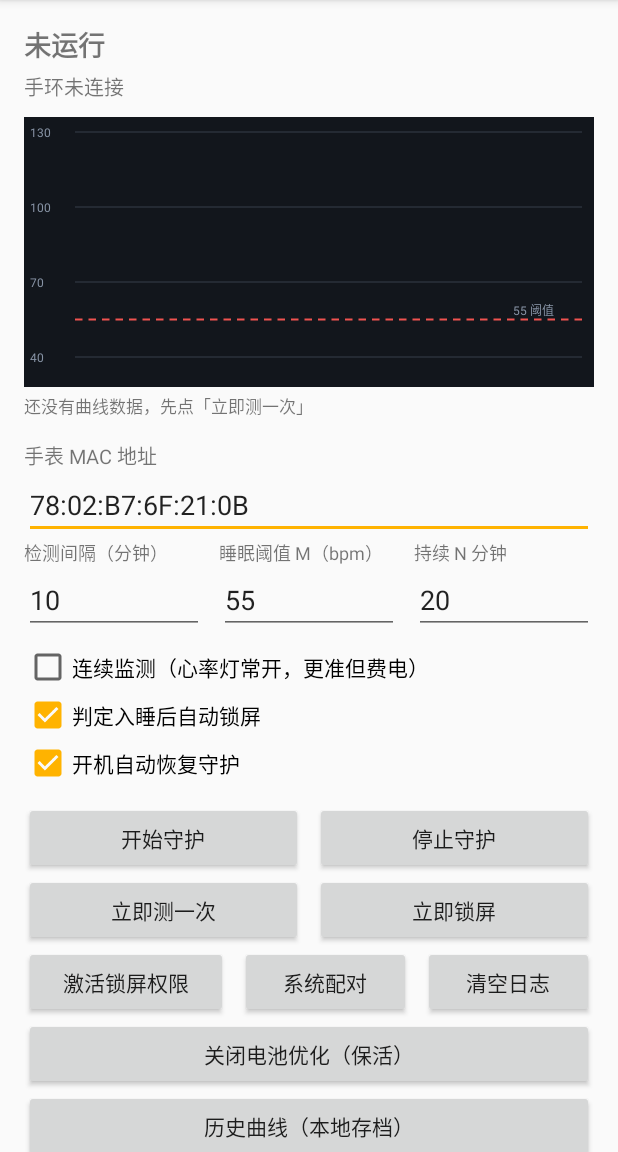
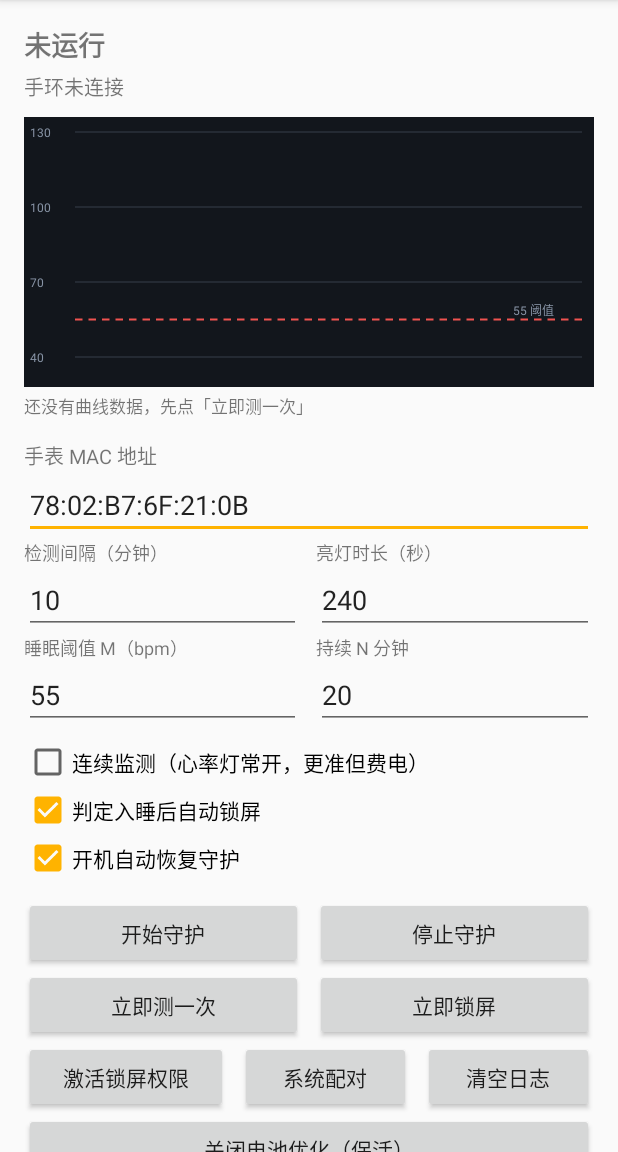
Before and after one commit to xflyyxfl/autoSleeper, an Android app: the screen it shows after launch (MainActivity), on a phone screen of 412 x 824 dp, the part 84-1236 px from its top. Run offline under Robolectric (Android 15) with nearby library versions, the phone set to English and light mode, and no system bars.

Commit message:
v1.8: 亮灯时长默认提高到 240 秒（固件要连续采样约 210 秒才落格）
按亮灯时长重排历史实验，规律很明确：
  2.3 / 2.4 / 2.5 / 2.7 分钟 -> 全部没写
  3.7 分钟 -> 写入成功
说明不是跨过结算点就行，而是有最小连续采样时长。

- monitorSec 默认 150 -> 240，下限 120，且不超过一个周期
- 新增界面输入框「亮灯时长（秒）」，用户可自行调整
- 陈旧数据提示改为提示调大亮灯时长，不再误判为没戴表

```diff
--- a/app/build.gradle
+++ b/app/build.gradle
@@ -10,8 +10,8 @@ android {
         applicationId "com.vlab.autosleeper"
         minSdk 24
         targetSdk 34
-        versionCode 7
-        versionName "1.7.0"
+        versionCode 8
+        versionName "1.8.0"
     }
 
     buildTypes {
--- a/app/src/main/java/com/vlab/autosleeper/AppConfig.java
+++ b/app/src/main/java/com/vlab/autosleeper/AppConfig.java
@@ -39,14 +39,18 @@ public class AppConfig {
     /**
      * 每个周期里让手环开着心率监测的秒数。
      *
-     * 固件的规矩：一格（10 分钟）内要有约 4 分钟以上的有效采样，
-     * 并且结算时刻（每 10 分钟整）监测还开着，这一格才会被写入。
-     * 所以这里不是"采样时长"，而是"亮灯时长"：每 10 分钟亮 monitorSec 秒，
-     * 卡在整点后 15 秒关闭，平均占空比 = monitorSec / 600。
-     * 默认 150 秒 ≈ 25%，续航损失比全程常亮小得多。
+     * 实测出来的硬约束：手环要往当前格子里写一条心率，需要**连续采样约 3.5 分钟以上**。
+     * 把历史数据按亮灯时长排一下就看得出来：
+     *   2.3 分钟 → 没写   2.4 分钟 → 没写   2.5 分钟 → 没写   2.7 分钟 → 没写
+     *   3.7 分钟 → 写入
+     * 所以默认给 240 秒（4 分钟），并且要跨过整点结算时刻。
+     * 低于 210 秒基本是白亮，一格都写不进去。
      */
     public int monitorSec() {
-        return clamp(sp.getInt("monitor", 150), 60, 600);
+        int v = clamp(sp.getInt("monitor", 240), 120, 600);
+        // 不能比一个周期还长，否则两个窗口会重叠
+        int max = intervalMin() * 60 - 45;
+        return Math.max(120, Math.min(v, max));
     }
 
     public void setMonitorSec(int v) {
--- a/app/src/main/java/com/vlab/autosleeper/GuardService.java
+++ b/app/src/main/java/com/vlab/autosleeper/GuardService.java
@@ -286,8 +286,10 @@ public class GuardService extends Service {
         PulseStore.save(this);
 
         if (age > 35) {
-            LogBus.log("最后一格没被写进去：常见原因是手环没戴 / 没戴紧（测不到脉搏就不写格子），"
-                    + "也可能是心率监测被关掉了");
+            LogBus.log(String.format(Locale.US,
+                    "本格没写进去：这次只亮了 %d 秒。固件要求连续采样约 210 秒以上才落格，"
+                            + "先把「亮灯时长」调大到 240 秒以上再看",
+                    cfg.monitorSec()));
             return;
         }
 
--- a/app/src/main/java/com/vlab/autosleeper/MainActivity.java
+++ b/app/src/main/java/com/vlab/autosleeper/MainActivity.java
@@ -36,6 +36,7 @@ public class MainActivity extends AppCompatActivity {
 
     private EditText etAddr;
     private EditText etInterval;
+    private EditText etMonitor;
     private EditText etThreshold;
     private EditText etHold;
     private CheckBox cbContinuous;
@@ -69,6 +70,7 @@ public class MainActivity extends AppCompatActivity {
 
         etAddr = findViewById(R.id.etAddr);
         etInterval = findViewById(R.id.etInterval);
+        etMonitor = findViewById(R.id.etMonitor);
         etThreshold = findViewById(R.id.etThreshold);
         etHold = findViewById(R.id.etHold);
         cbContinuous = findViewById(R.id.cbContinuous);
@@ -165,6 +167,7 @@ public class MainActivity extends AppCompatActivity {
     private void loadConfig() {
         etAddr.setText(cfg.addr());
         etInterval.setText(String.valueOf(cfg.intervalMin()));
+        etMonitor.setText(String.valueOf(cfg.monitorSec()));
         etThreshold.setText(String.valueOf(cfg.threshold()));
         etHold.setText(String.valueOf(cfg.holdMinutes()));
         cbContinuous.setChecked(cfg.measureMode() == 1);
@@ -180,6 +183,7 @@ public class MainActivity extends AppCompatActivity {
         }
         cfg.setAddr(addr);
         cfg.setIntervalMin(parseInt(etInterval.getText().toString(), cfg.intervalMin()));
+        cfg.setMonitorSec(parseInt(etMonitor.getText().toString(), cfg.monitorSec()));
         cfg.setThreshold(parseInt(etThreshold.getText().toString(), cfg.threshold()));
         cfg.setHoldMinutes(parseInt(etHold.getText().toString(), cfg.holdMinutes()));
         cfg.setMeasureMode(cbContinuous.isChecked() ? 1 : 0);
--- a/app/src/main/res/layout/activity_main.xml
+++ b/app/src/main/res/layout/activity_main.xml
@@ -86,6 +86,33 @@
                 android:layout_height="wrap_content"
                 android:layout_weight="1"
                 android:layout_marginStart="10dp"
+                android:orientation="vertical">
+
+                <TextView
+                    android:layout_width="match_parent"
+                    android:layout_height="wrap_content"
+                    android:text="@string/label_monitor"
+                    android:textSize="12sp" />
+
+                <EditText
+                    android:id="@+id/etMonitor"
+                    android:layout_width="match_parent"
+                    android:layout_height="wrap_content"
+                    android:inputType="number"
+                    android:singleLine="true"
+                    android:text="240" />
+            </LinearLayout>
+        </LinearLayout>
+
+        <LinearLayout
+            android:layout_width="match_parent"
+            android:layout_height="wrap_content"
+            android:orientation="horizontal">
+
+            <LinearLayout
+                android:layout_width="0dp"
+                android:layout_height="wrap_content"
+                android:layout_weight="1"
                 android:orientation="vertical">
 
                 <TextView
--- a/app/src/main/res/values/strings.xml
+++ b/app/src/main/res/values/strings.xml
@@ -12,6 +12,7 @@
     <string name="btn_history">历史曲线（本地存档）</string>
     <string name="hint_addr">手表 MAC 地址</string>
     <string name="label_interval">检测间隔（分钟）</string>
+    <string name="label_monitor">亮灯时长（秒）</string>
     <string name="label_threshold">睡眠阈值 M（bpm）</string>
     <string name="label_hold">持续 N 分钟</string>
     <string name="label_continuous">连续监测（心率灯常开，更准但费电）</string>
```
